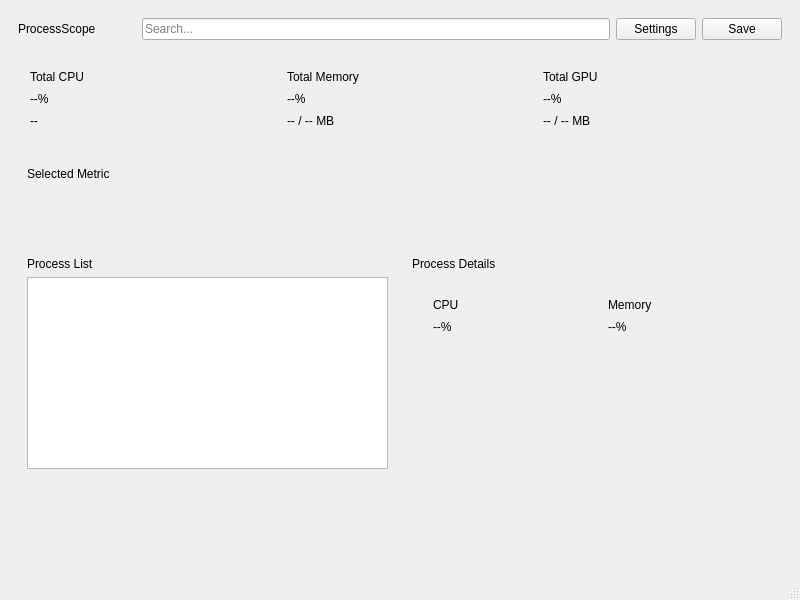
Qt form src/Viewer.ui (mrcarlino/process-scope) before a commit.
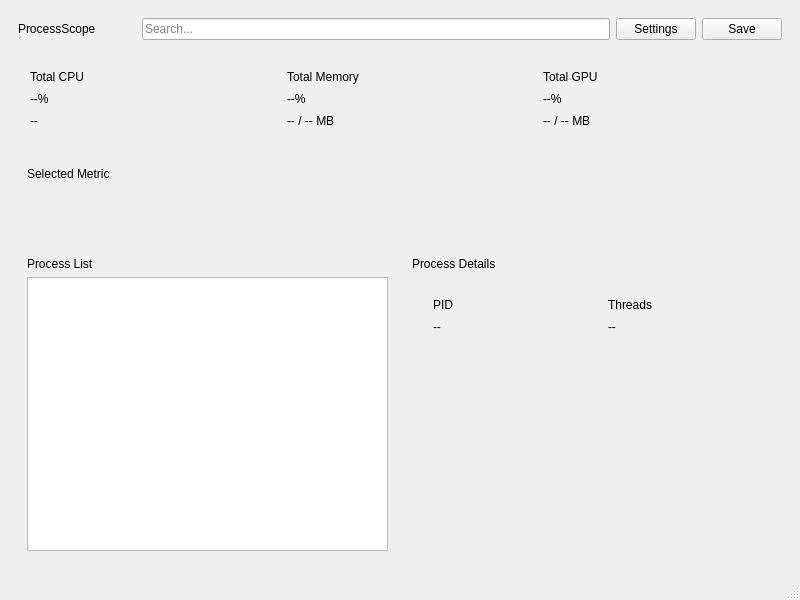
The same form after that commit.

```diff
--- a/src/Viewer.ui
+++ b/src/Viewer.ui
@@ -305,26 +305,13 @@
           <item>
            <widget class="QTableView" name="processTableView">
             <property name="sizePolicy">
-             <sizepolicy hsizetype="Preferred" vsizetype="Preferred">
+             <sizepolicy hsizetype="Preferred" vsizetype="Expanding">
               <horstretch>0</horstretch>
               <verstretch>0</verstretch>
              </sizepolicy>
             </property>
            </widget>
           </item>
-          <item>
-           <spacer name="verticalSpacer_3">
-            <property name="orientation">
-             <enum>Qt::Vertical</enum>
-            </property>
-            <property name="sizeHint" stdset="0">
-             <size>
-              <width>20</width>
-              <height>40</height>
-             </size>
-            </property>
-           </spacer>
-          </item>
          </layout>
         </widget>
        </item>
@@ -377,14 +364,14 @@
                 <item>
                  <widget class="QLabel" name="processCpuCardLabel">
                   <property name="text">
-                   <string>CPU</string>
+                   <string>PID</string>
                   </property>
                  </widget>
                 </item>
                 <item>
                  <widget class="QLabel" name="processCpuValueLabel">
                   <property name="text">
-                   <string>--%</string>
+                   <string>--</string>
                   </property>
                  </widget>
                 </item>
@@ -418,14 +405,14 @@
                 <item>
                  <widget class="QLabel" name="processMemoryCardLabel">
                   <property name="text">
-                   <string>Memory</string>
+                   <string>Threads</string>
                   </property>
                  </widget>
                 </item>
                 <item>
                  <widget class="QLabel" name="labelprocessMemoryValueLabel">
                   <property name="text">
-                   <string>--%</string>
+                   <string>--</string>
                   </property>
                  </widget>
                 </item>
```
Left out of the diff: 12 changed lines with no effect on the pictures.
